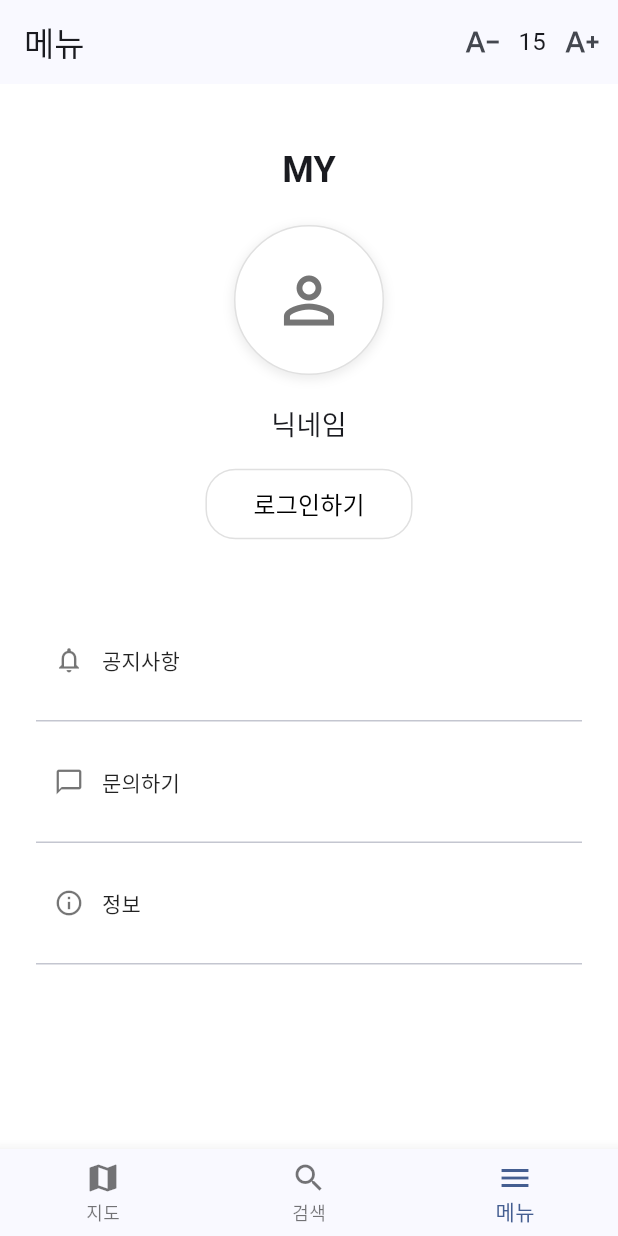
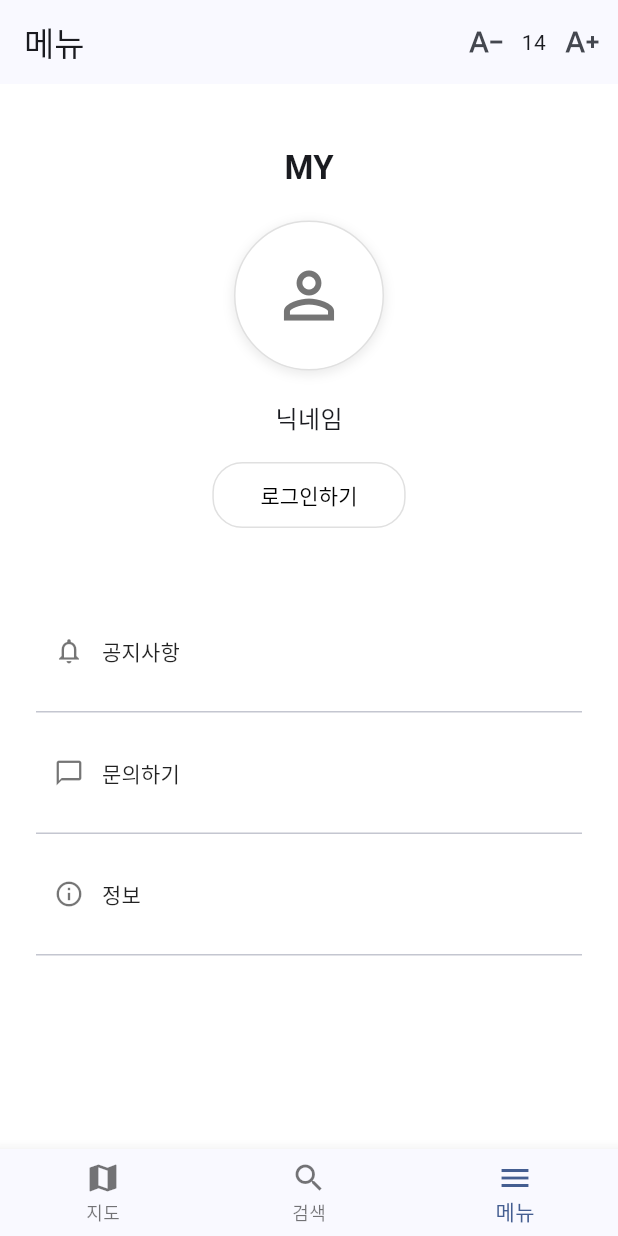
Before and after one commit to kit-kitHub/Facilities_Info-Frontend, a Flutter app: the screen it shows after launch, item 3 of the bottom bar chosen, after a tap on the "text decrease" icon, on a phone screen of 412 x 824 dp. Run offline on Flutter 3.47's test engine with Material 3 defaults, Android fonts, the phone set to English and light mode, and no system bars; our stand-ins replace flutter_dotenv, geolocator, shared_preferences; missing offline and left inert: kakao_map_plugin; Roboto replaces fonts that are missing (KoddiUDOnGothic).

Commit message:
[UPDATE] FontSize 변경 로직 추가

```diff
--- a/lib/src/menu.dart
+++ b/lib/src/menu.dart
@@ -1,5 +1,8 @@
 import 'package:flutter/material.dart';
 import 'Info.dart';
+
+import '/SingleTone/font.dart';
+
 
 class MenuScreen extends StatefulWidget {
   const MenuScreen({Key? key}) : super(key: key);
@@ -9,62 +12,56 @@ class MenuScreen extends StatefulWidget {
 }
 
 class _MenuScreen extends State<MenuScreen> {
-  // const MenuScreen({Key? key}) : super(key: key);
-  int _fontSize = 16;
+  final fontSizeManager = FontSizeManager();  // FontSizeManager 로드
 
   @override
   Widget build(BuildContext context) {
     return Scaffold(
       backgroundColor: Colors.white,
+
+      // AppBar
       appBar: AppBar(
         title: Text('메뉴'),
         actions: [
           IconButton(
             icon: Icon(Icons.text_decrease),
-            onPressed: () {
-              setState(() {
-                if (_fontSize > 10) {
-                  _fontSize -= 1;
-                }
-              });
-            },
+            onPressed: () { setState(() { fontSizeManager.decreaseFontSize(); }); },
           ),
           Padding(
             padding: const EdgeInsets.symmetric(vertical: 16.0),
             child: Center(
               child: Text(
-                _fontSize.toStringAsFixed(0),
-                style: TextStyle(fontSize: 16),
+                fontSizeManager.fontSize.toStringAsFixed(0),
+                style: TextStyle(fontSize: fontSizeManager.fontSize),
               ),
             ),
           ),
           IconButton(
             icon: Icon(Icons.text_increase),
-            onPressed: () {
-              setState(() {
-                if (_fontSize < 30) {
-                  _fontSize += 1;
-                }
-              });
-            },
+            onPressed: () { setState(() { fontSizeManager.increaseFontSize(); }); },
           ),
         ],
       ),
+
+
       body: SafeArea(
         child: Padding(
           padding: const EdgeInsets.symmetric(horizontal: 24.0),
           child: Column(
             children: [
               const SizedBox(height: 40),
+
               // MY Text
-              const Text(
+              Text(
                 'MY',
                 style: TextStyle(
-                  fontSize: 24,
+                  fontSize: fontSizeManager.fontSize + 8, // default : 24
                   fontWeight: FontWeight.bold,
                 ),
               ),
+
               const SizedBox(height: 20),
+
               // Profile Icon
               Container(
                 width: 100,
@@ -90,10 +87,10 @@ class _MenuScreen extends State<MenuScreen> {
               ),
               const SizedBox(height: 20),
               // Nickname
-              const Text(
+              Text(
                 '닉네임',
                 style: TextStyle(
-                  fontSize: 18,
+                  fontSize: fontSizeManager.fontSize + 2, // default : 18
                   fontWeight: FontWeight.w500,
                 ),
               ),
@@ -108,11 +105,11 @@ class _MenuScreen extends State<MenuScreen> {
                   side: BorderSide(color: Colors.grey.shade300),
                   padding: const EdgeInsets.symmetric(horizontal: 32, vertical: 12),
                 ),
-                child: const Text(
+                child: Text(
                   '로그인하기',
                   style: TextStyle(
                     color: Colors.black,
-                    fontSize: 16,
+                    fontSize: fontSizeManager.fontSize,
                   ),
                 ),
               ),
```
